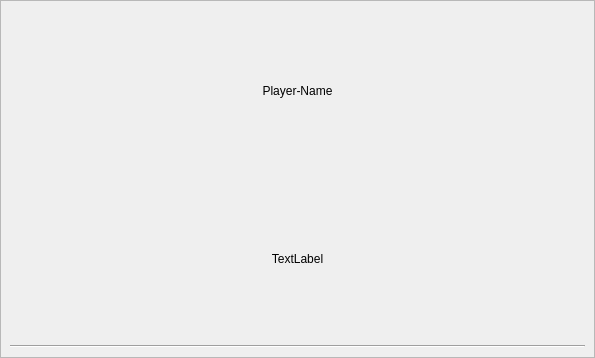
Qt form Gui/Details/LiveGameDetails/beerplayerwidget.ui (lbproductions/ProjectStats) before a commit.
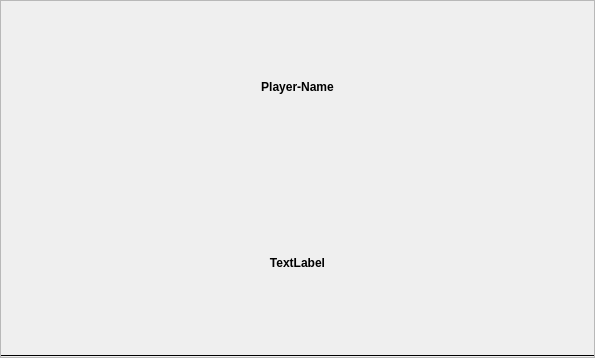
The same form after that commit.

```diff
--- a/Gui/Details/LiveGameDetails/beerplayerwidget.ui
+++ b/Gui/Details/LiveGameDetails/beerplayerwidget.ui
@@ -26,15 +26,21 @@
       <enum>QFrame::StyledPanel</enum>
      </property>
      <property name="frameShadow">
-      <enum>QFrame::Sunken</enum>
+      <enum>QFrame::Plain</enum>
+     </property>
+     <property name="lineWidth">
+      <number>2</number>
      </property>
      <layout class="QVBoxLayout" name="verticalLayout">
+      <property name="margin">
+       <number>0</number>
+      </property>
       <item>
        <layout class="QVBoxLayout" name="verticalLayout_2">
         <item>
          <widget class="QLabel" name="labelName">
           <property name="styleSheet">
-           <string notr="true"/>
+           <string notr="true">font-weight: bold;</string>
           </property>
           <property name="text">
            <string>Player-Name</string>
@@ -46,6 +52,9 @@
         </item>
         <item>
          <widget class="QLabel" name="labelAlc">
+          <property name="styleSheet">
+           <string notr="true">font-weight: bold;</string>
+          </property>
           <property name="text">
            <string>TextLabel</string>
           </property>
@@ -58,6 +67,9 @@
       </item>
       <item>
        <widget class="Line" name="line">
+        <property name="frameShadow">
+         <enum>QFrame::Plain</enum>
+        </property>
         <property name="orientation">
          <enum>Qt::Horizontal</enum>
         </property>
```
